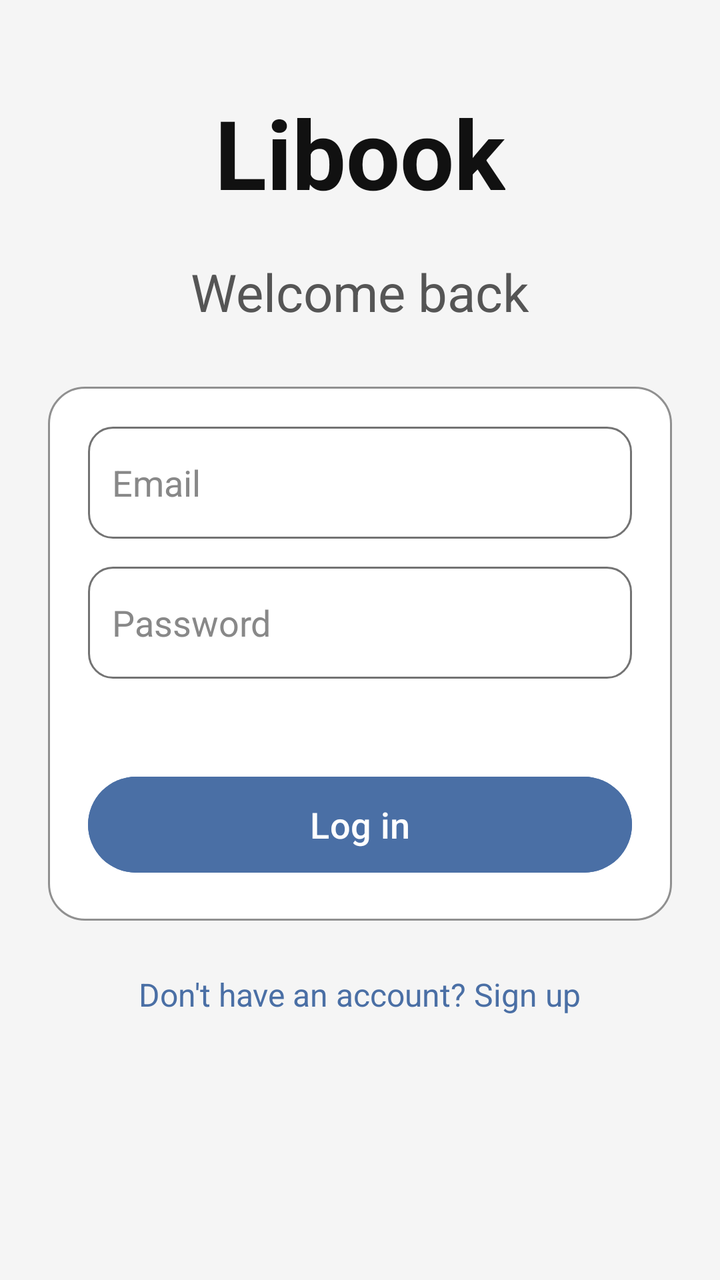
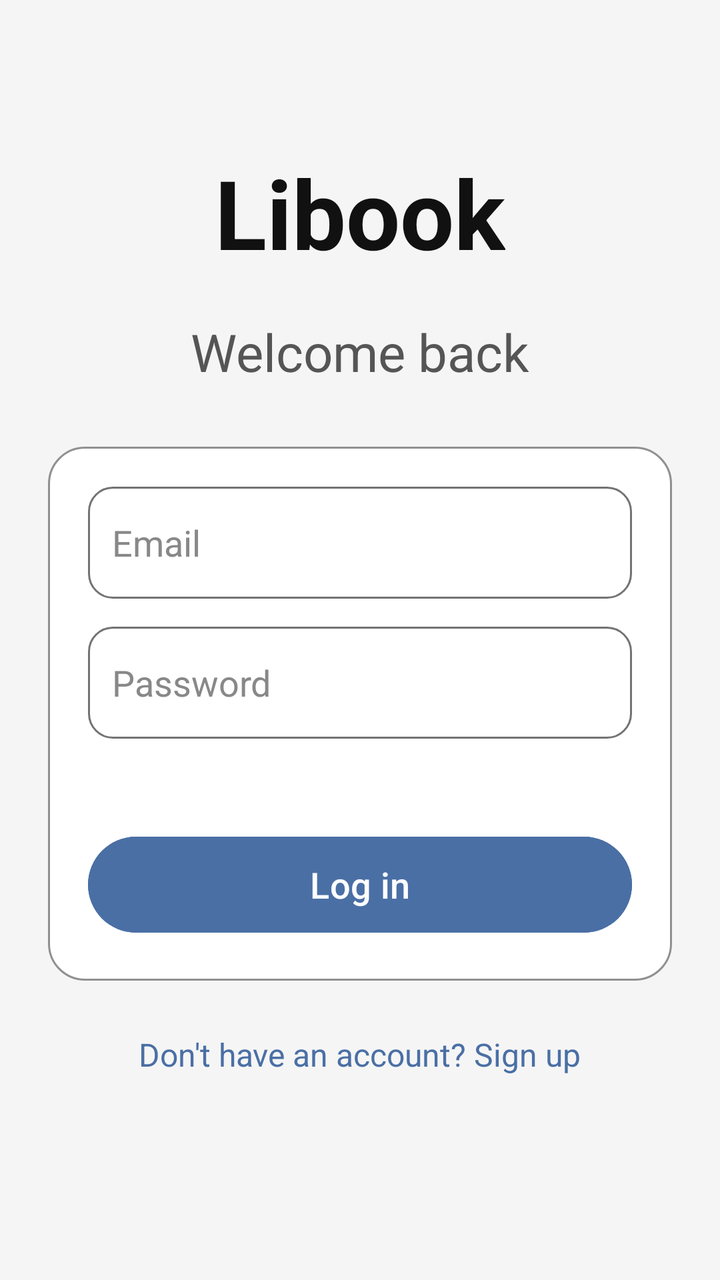

The first picture is an Android layout as it rendered before a commit; the second is the same layout after the commit. The layout source and the unified diff follow.
<!-- AndroidManifest.xml: application theme Theme.LibookApp -->
<!-- res/layout/activity_auth.xml -->
<?xml version="1.0" encoding="utf-8"?>
<LinearLayout xmlns:android="http://schemas.android.com/apk/res/android"
    xmlns:tools="http://schemas.android.com/tools"
    android:id="@+id/main"
    android:layout_width="match_parent"
    android:layout_height="match_parent"
    android:orientation="vertical"
    android:background="@color/color_background"
    android:gravity="center_horizontal"
    android:padding="24dp"
    tools:context=".screens.AuthActivity">

    
    <TextView
        android:layout_width="wrap_content"
        android:layout_height="wrap_content"
        android:text="Libook"
        android:textStyle="bold"
        android:textColor="@color/color_text_primary"
        android:textSize="48sp"
        android:layout_marginTop="20dp" />

    
    <TextView
        android:id="@+id/tVMode"
        android:layout_width="wrap_content"
        android:layout_height="wrap_content"
        android:text="Welcome back"
        android:textSize="26sp"
        android:textColor="@color/color_text_secondary"
        android:layout_marginTop="20dp" />

    
    <LinearLayout
        android:layout_width="match_parent"
        android:layout_height="wrap_content"
        android:orientation="vertical"
        android:padding="20dp"
        android:layout_marginTop="30dp"
        android:background="@drawable/card_bg">

        
        <EditText
            android:id="@+id/eTEmail"
            android:layout_width="match_parent"
            android:layout_height="56dp"
            android:hint="Email"
            android:padding="12dp"
            android:background="@drawable/input_bg"
            android:textColor="@color/color_text_primary"
            android:textColorHint="@color/color_text_hint" />

        
        <EditText
            android:id="@+id/eTPass"
            android:layout_width="match_parent"
            android:layout_height="56dp"
            android:hint="Password"
            android:padding="12dp"
            android:layout_marginTop="14dp"
            android:background="@drawable/input_bg"
            android:textColor="@color/color_text_primary"
            android:textColorHint="@color/color_text_hint"
            android:inputType="textPassword" />

        
        <EditText
            android:id="@+id/eTUsername"
            android:layout_width="match_parent"
            android:layout_height="56dp"
            android:hint="Username"
            android:padding="12dp"
            android:layout_marginTop="14dp"
            android:background="@drawable/input_bg"
            android:textColor="@color/color_text_primary"
            android:textColorHint="@color/color_text_hint"
            android:visibility="gone" />

        
        <TextView
            android:id="@+id/tVMsg"
            android:layout_width="match_parent"
            android:layout_height="wrap_content"
            android:textColor="@color/color_error"
            android:textSize="14sp"
            android:gravity="center"
            android:layout_marginTop="10dp" />

        
        <Button
            android:id="@+id/btn"
            android:layout_width="match_parent"
            android:layout_height="56dp"
            android:text="Log in"
            android:textSize="18sp"
            android:layout_marginTop="16dp"
            android:backgroundTint="@color/color_accent"
            android:textColor="#FFFFFF"
            android:onClick="auth" />

    </LinearLayout>

    
    <TextView
        android:id="@+id/tvSwitchMode"
        android:layout_width="wrap_content"
        android:layout_height="wrap_content"
        android:text="Don't have an account? Sign up"
        android:textSize="16sp"
        android:textColor="@color/color_accent"
        android:layout_marginTop="18dp"
        android:padding="8dp" />

</LinearLayout>
<!-- resources referenced by this layout -->
<resources>
  <color name="color_accent">#4A6FA5</color>
  <color name="color_background">#F5F5F5</color>
  <color name="color_error">#D32F2F</color>
  <color name="color_text_hint">#888888</color>
  <color name="color_text_primary">#111111</color>
  <color name="color_text_secondary">#555555</color>
  <!-- drawable card_bg (drawable) -->
  <shape xmlns:android="http://schemas.android.com/apk/res/android">
  
      <solid android:color="@color/color_surface"/>
  
      <corners android:radius="18dp"/>
  
      <stroke
          android:width="1dp"
          android:color="#909090"/>
  
  </shape>
  <!-- drawable input_bg (drawable) -->
  <?xml version="1.0" encoding="utf-8"?>
  <shape xmlns:android="http://schemas.android.com/apk/res/android">
  
      
      <solid android:color="@color/color_surface"/>
  
      
      <corners android:radius="12dp"/>
  
      
      <stroke
          android:width="1dp"
          android:color="#737373"/>
  
      
      <padding
          android:left="12dp"
          android:top="10dp"
          android:right="12dp"
          android:bottom="10dp"/>
  </shape>
  <style name="Theme.LibookApp" parent="Base.Theme.LibookApp" />
  <color name="color_surface">#FFFFFF</color>
  <style name="Base.Theme.LibookApp" parent="Theme.Material3.DayNight.NoActionBar">
          
          
      </style>
</resources>

<!-- the commit's change to res/layout/activity_auth.xml (unified diff, before → after) -->
@@ -18,7 +18,7 @@
         android:textStyle="bold"
         android:textColor="@color/color_text_primary"
         android:textSize="48sp"
-        android:layout_marginTop="20dp" />
+        android:layout_marginTop="50dp" />
 
     
     <TextView
